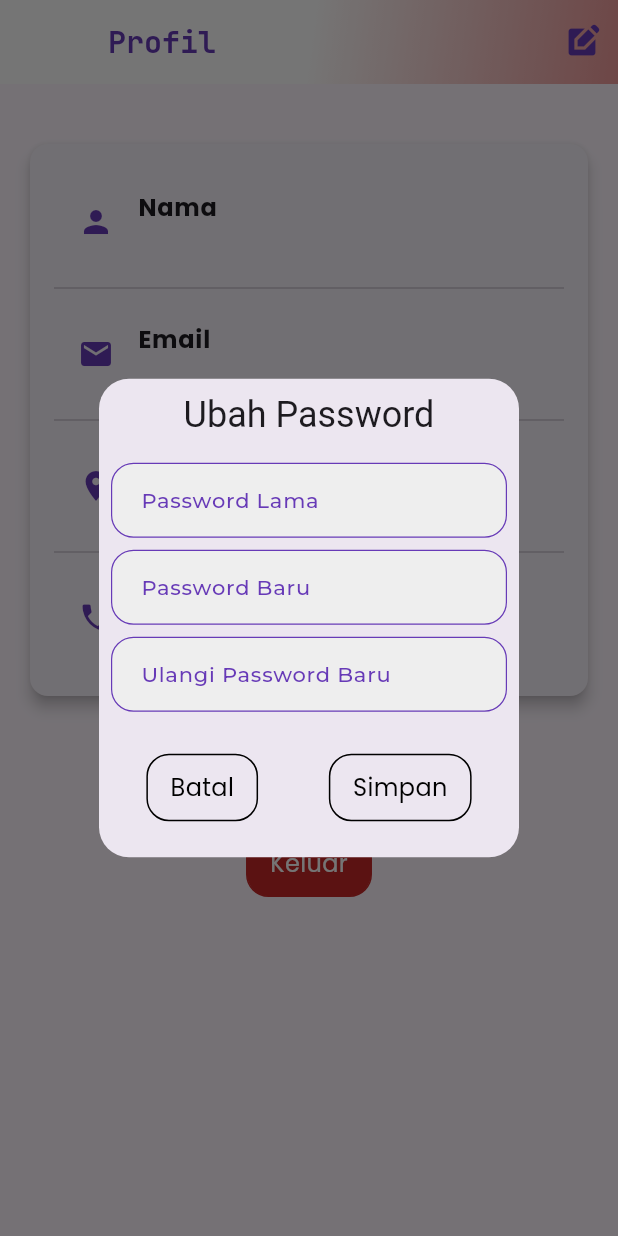
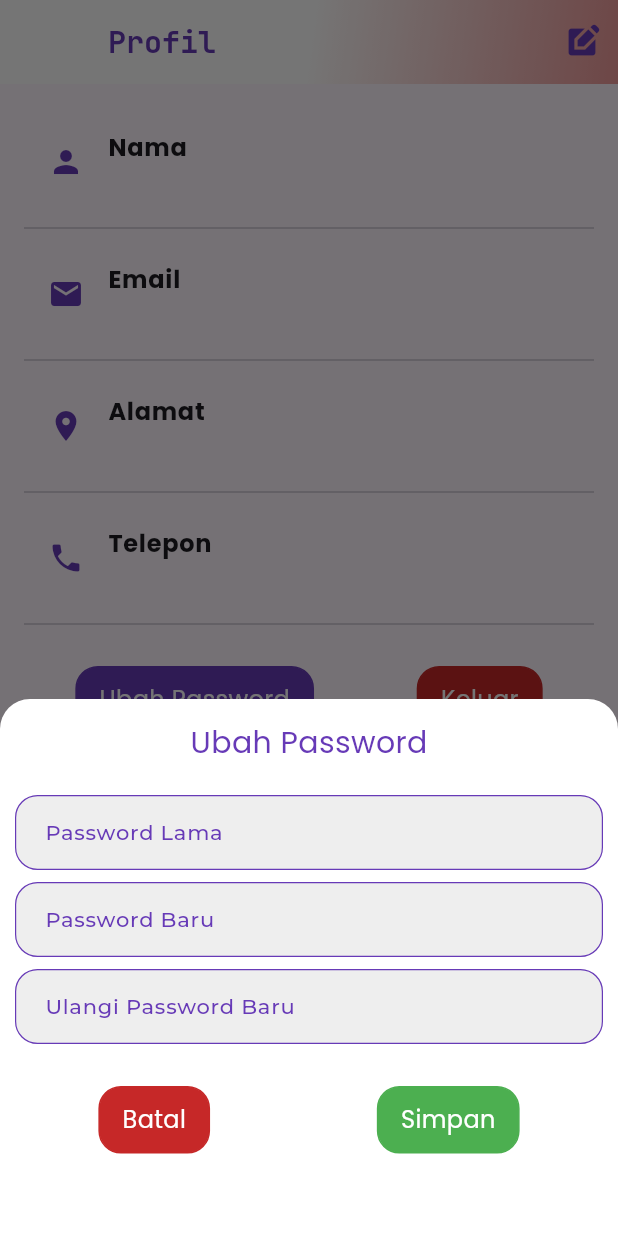
Before and after one commit to rrozian00/cashier, a Flutter app: the ProfileView screen opened by its route, after a tap on "Ubah Password", on a phone screen of 412 x 824 dp. Run offline on Flutter 3.47's test engine with Material 3 defaults, Android fonts, the light colour scheme and no system bars; our stand-ins replace cloud_firestore, firebase_auth, firebase_core, get, google_fonts, google_nav_bar and 2 more; missing offline and left inert: esc_pos_utils_plus, mobile_scanner, print_bluetooth_thermal; accounts and stored records are empty; statements that could not run were skipped.

Commit message:
profil oke

```diff
--- a/lib/core/widgets/my_text_field.dart
+++ b/lib/core/widgets/my_text_field.dart
@@ -41,7 +41,11 @@ class MyTextField extends StatelessWidget {
 
   @override
   Widget build(BuildContext context) {
-    final textEditingController = TextEditingController(text: controller.value);
+    final textController = TextEditingController(text: controller.value);
+
+    // Sync awal saja
+    textController.selection =
+        TextSelection.collapsed(offset: controller.value.length);
 
     return Container(
       margin: const EdgeInsets.only(bottom: 8),
@@ -49,19 +53,22 @@ class MyTextField extends StatelessWidget {
         crossAxisAlignment: CrossAxisAlignment.start,
         children: [
           Obx(() {
-            // ✅ Perbaikan: Menjaga posisi kursor
-            final cursorPosition = textEditingController.selection.baseOffset;
-            textEditingController.value = TextEditingValue(
-              text: controller.value,
-              selection: TextSelection.collapsed(
-                  offset: cursorPosition > controller.value.length
+            // Update textController tanpa bikin baru
+            if (textController.text != controller.value) {
+              final cursorPos = textController.selection.baseOffset;
+              textController.value = TextEditingValue(
+                text: controller.value,
+                selection: TextSelection.collapsed(
+                  offset: cursorPos > controller.value.length
                       ? controller.value.length
-                      : cursorPosition),
-            );
+                      : cursorPos,
+                ),
+              );
+            }
 
             return TextField(
               style: const TextStyle(fontSize: 14, color: Colors.black),
-              controller: textEditingController,
+              controller: textController,
               maxLength: max,
               maxLines: maxLines,
               obscureText: obscure,
@@ -71,8 +78,8 @@ class MyTextField extends StatelessWidget {
               readOnly: readOnly,
               onChanged: (value) => controller.value = value,
               decoration: InputDecoration(
-                suffix: suffixWidget,
-                suffixIcon: suffixIcon,
+                suffixIcon: suffixWidget ?? suffixIcon,
+                suffixText: suffix,
                 labelText: label,
                 labelStyle: GoogleFonts.montserrat(
                   fontSize: 14,
@@ -80,10 +87,7 @@ class MyTextField extends StatelessWidget {
                   fontWeight: FontWeight.w500,
                 ),
                 hintText: hint,
-                suffixText: suffix,
                 filled: filled,
-
-                // floatingLabelStyle: TextStyle(fontSize: 12),
                 fillColor: fill ?? Colors.grey.shade200,
                 contentPadding:
                     const EdgeInsets.symmetric(vertical: 14, horizontal: 16),
--- a/lib/features/order/views/order_view.dart
+++ b/lib/features/order/views/order_view.dart
@@ -48,7 +48,7 @@ class TransaksiView extends GetView<OrderController> {
         children: [
           // Keranjang Belanja
           Expanded(
-            flex: 10,
+            flex: 4,
             child: Obx(() {
               if (controller.cart.isEmpty) {
                 return Center(
--- a/lib/features/store/views/store_view.dart
+++ b/lib/features/store/views/store_view.dart
@@ -37,6 +37,7 @@ class StoreView extends GetView<StoreController> {
             padding: const EdgeInsets.all(8.0),
             child: Padding(
               padding: const EdgeInsets.all(8.0),
+              child: SingleChildScrollView(
                 child: Column(
                   children: [
                     Row(
@@ -65,6 +66,7 @@ class StoreView extends GetView<StoreController> {
                         subtitle: controller.storePhone.value,
                         title: "No HP Toko"),
                   ],
+                ),
               ),
             ),
           );
--- a/lib/features/user/controllers/profile_controller.dart
+++ b/lib/features/user/controllers/profile_controller.dart
@@ -1,5 +1,3 @@
-import 'package:cashier/core/widgets/my_alert_dialog.dart';
-import 'package:cashier/features/user/models/user_model.dart';
 import 'package:cloud_firestore/cloud_firestore.dart';
 import 'package:firebase_auth/firebase_auth.dart';
 import 'package:flutter/material.dart';
@@ -7,15 +5,15 @@ import 'package:get/get.dart';
 
 import 'package:cashier/core/utils/get_user_data.dart';
 import 'package:cashier/core/widgets/my_elevated.dart';
-import 'package:cashier/core/widgets/my_text_field.dart';
 import 'package:cashier/features/bottom_navigation_bar/controllers/bottom_controller.dart';
 import 'package:cashier/features/expense/controllers/expense_controller.dart';
 import 'package:cashier/features/order/controllers/order_controller.dart';
+import 'package:cashier/features/user/models/user_model.dart';
 import 'package:cashier/routes/app_pages.dart';
 
 class ProfileController extends GetxController {
-  final FirebaseAuth _auth = FirebaseAuth.instance;
-  final FirebaseFirestore _db = FirebaseFirestore.instance;
+  final FirebaseAuth auth = FirebaseAuth.instance;
+  final FirebaseFirestore firestore = FirebaseFirestore.instance;
 
   var userData = Rxn<UserModel>();
 
@@ -31,16 +29,16 @@ class ProfileController extends GetxController {
   final reNewPass = ''.obs;
 
   // 🔹 Ambil data user dari Firestore
-  void fetchUserProfile() async {
+  Future<void> fetchUserProfile() async {
+    debugPrint("Fetchuserprofile dipanggil");
+
     userData.value = await getUserData();
     if (userData.value == null) return;
-
-    final doc = await getUserData();
-    debugPrint(doc?.name);
+    debugPrint("setelah fetch,isi userdata:${userData.value?.name}");
   }
 
-  void getOwner() async {
-    userData.value = await getUserData();
+  Future<void> getOwner() async {
+    // userData.value = await getUserData();
 
     debugPrint("getowner dipanggil");
 
@@ -51,45 +49,6 @@ class ProfileController extends GetxController {
       isOwner.value = false;
     }
     debugPrint("isOwner on Profile:$isOwner");
-  }
-
-  void editProfile() async {
-    Get.dialog(MyAlertDialog(
-        onConfirm: () async {
-          if (userData.value == null) {
-            Get.snackbar("Error", "Data user tidak ditemukan!");
-            return;
-          }
-
-          final idUser = userData.value?.id;
-
-          try {
-            if (userData.value?.role == "owner") {
-              Get.until(
-                (route) => Get.currentRoute == Routes.profile,
-              );
-            } else {
-              Get.back();
-              Get.back();
-            }
-            isLoading.value = true;
-            // Buat salinan data user dengan data baru langsung dari input
-            final newData = userData.value?.copyWith(
-              name: name.value,
-              address: address.value,
-              phoneNumber: phone.value,
-            );
-
-            await _db.collection("users").doc(idUser).update(newData!.toMap());
-
-            Get.snackbar("Sukses", "Profil berhasil diperbarui.");
-          } catch (e) {
-            Get.snackbar("Error", "Gagal memperbarui profil: $e");
-          } finally {
-            isLoading.value = false;
-          }
-        },
-        contentText: "Anda yakin akan menyimpan data?"));
   }
 
   void showLogoutConfirm() {
@@ -122,9 +81,64 @@ class ProfileController extends GetxController {
   }
 
   // 🔹 Logout Pengguna
+  Future<void> showChangeDialog() async {
+    if (newPass.value.isEmpty) {
+      Get.snackbar("Error", "Password tidak boleh kosong!");
+      return;
+    } else if (newPass.value != reNewPass.value) {
+      Get.snackbar("Eror", "Ulangi password tidak cocok");
+      return;
+    } else if (newPass.value == oldPass.value) {
+      Get.snackbar("Eror", "Password baru tidak boleh sama dengan yang lama");
+      return;
+    }
+
+    try {
+      Get.back();
+      isLoading.value = true;
+      String email = auth.currentUser!.email!;
+
+      // Minta ulang password sebelum update
+      await auth.signInWithEmailAndPassword(
+        email: email,
+        password: oldPass.value, // Ubah dengan password lama
+      );
+
+      await auth.currentUser?.updatePassword(newPass.value);
+      Get.snackbar("Sukses", "Password berhasil diubah");
+      clearC();
+    } on FirebaseAuthException catch (e) {
+      if (e.code == 'invalid-credential') {
+        Get.snackbar("Error", "Passwor lama salah");
+        return;
+      } else if (e.code == 'too-many-requests') {
+        Get.snackbar(
+            "Error", "Terlalu banyak permintaan, Coba beberapa saat lagi");
+      }
+      debugPrint(e.code);
+      Get.snackbar("Error", "Gagal mengubah password");
+    } finally {
+      isLoading.value = false;
+      try {
+        await auth.signOut();
+
+        // Hapus semua instance controller yang tidak diperlukan
+        Get.delete<ExpenseController>();
+        Get.delete<OrderController>();
+        Get.delete<BottomController>();
+
+        Get.offAllNamed(Routes.LOGIN); // Pindah ke halaman login
+
+        Get.snackbar("Sukses", "Berhasil logout!");
+      } catch (e) {
+        Get.snackbar("Error", "Gagal logout: ${e.toString()}");
+      }
+    }
+  }
+
   Future<void> logout() async {
     try {
-      await _auth.signOut();
+      await auth.signOut();
 
       // Hapus semua instance controller yang tidak diperlukan
       Get.delete<ExpenseController>();
@@ -139,101 +153,22 @@ class ProfileController extends GetxController {
     }
   }
 
-  // 🔹 Ubah Password dengan Re-authentication
-  void changePassword() {
-    Get.defaultDialog(
-      title: "Ubah Password",
-      content: Column(
-        children: [
-          MyTextField(
-            label: "Password Lama",
-            controller: oldPass,
-            obscure: true,
-          ),
-          MyTextField(
-            label: "Password Baru",
-            controller: newPass,
-            obscure: true,
-          ),
-          MyTextField(
-            label: "Ulangi Password Baru",
-            controller: reNewPass,
-            obscure: true,
-          ),
-          SizedBox(
-            height: 20,
-          ),
-          Row(
-            mainAxisAlignment: MainAxisAlignment.spaceAround,
-            children: [
-              myElevated(
-                text: "Batal",
-                onPress: () {
-                  Get.back();
-                  clearC();
-                },
-              ),
-              myElevated(
-                text: "Simpan",
-                onPress: () async {
-                  if (newPass.value.isEmpty) {
-                    Get.snackbar("Error", "Password tidak boleh kosong!");
-                    return;
-                  } else if (newPass.value != newPass.value) {
-                    Get.snackbar("Eror", "Password baru tidak sama");
-                    return;
-                  } else if (newPass.value == oldPass.value) {
-                    Get.snackbar("Eror",
-                        "Password baru tidak boleh sama dengan yang lama");
-                    return;
-                  }
-
-                  try {
-                    Get.back();
-                    isLoading.value = true;
-                    String email = _auth.currentUser!.email!;
-
-                    // 🔹 Minta ulang password sebelum update
-                    await _auth.signInWithEmailAndPassword(
-                      email: email,
-                      password: oldPass.value, // Ubah dengan password lama
-                    );
-
-                    await _auth.currentUser?.updatePassword(newPass.value);
-                    Get.snackbar("Sukses", "Password berhasil diubah");
-                    clearC();
-                  } on FirebaseAuthException catch (e) {
-                    if (e.code == 'invalid-credential') {
-                      Get.snackbar("Error", "Passwor lama salah");
-                      return;
-                    } else if (e.code == 'too-many-requests') {
-                      Get.snackbar("Error",
-                          "Terlalu banyak permintaan, Coba beberapa saat lagi");
-                    }
-                    debugPrint(e.code);
-                    Get.snackbar("Error", "Gagal mengubah password");
-                  } finally {
-                    isLoading.value = false;
-                  }
-                },
-              ),
-            ],
-          )
-        ],
-      ),
-    );
-  }
-
   void clearC() {
     oldPass.value = '';
     newPass.value = '';
     reNewPass.value = '';
   }
 
+  void clearField() {
+    name.value = '';
+    address.value = '';
+    phone.value = '';
+  }
+
   @override
-  void onInit() {
-    super.onInit();
-    fetchUserProfile();
-    getOwner();
+  void onReady() async {
+    super.onReady();
+    await fetchUserProfile();
+    await getOwner();
   }
 }
--- /dev/null
+++ b/lib/features/user/views/change_password.dart
@@ -0,0 +1,66 @@
+import 'package:cashier/core/theme/colors.dart';
+import 'package:cashier/core/widgets/my_elevated.dart';
+import 'package:cashier/core/widgets/my_text_field.dart';
+import 'package:cashier/features/user/controllers/profile_controller.dart';
+import 'package:firebase_auth/firebase_auth.dart';
+import 'package:flutter/material.dart';
+import 'package:get/get.dart';
+import 'package:google_fonts/google_fonts.dart';
+
+class ChangePassword extends GetView<ProfileController> {
+  const ChangePassword({super.key});
+
+  @override
+  Widget build(BuildContext context) {
+    return Padding(
+      padding: const EdgeInsets.symmetric(horizontal: 10.0, vertical: 15),
+      child: SingleChildScrollView(
+        child: Column(
+          mainAxisSize: MainAxisSize.min,
+          children: [
+            Text(
+              "Ubah Password",
+              style: GoogleFonts.poppins(fontSize: 20, color: purple),
+            ),
+            SizedBox(height: 20),
+            MyTextField(
+              label: "Password Lama",
+              controller: controller.oldPass,
+              obscure: true,
+            ),
+            MyTextField(
+              label: "Password Baru",
+              controller: controller.newPass,
+              obscure: true,
+            ),
+            MyTextField(
+              label: "Ulangi Password Baru",
+              controller: controller.reNewPass,
+              obscure: true,
+            ),
+            SizedBox(height: 20),
+            Row(
+              mainAxisAlignment: MainAxisAlignment.spaceAround,
+              children: [
+                myRedElevated(
+                  text: "Batal",
+                  onPress: () async {
+                    Get.back();
+                    controller.clearC();
+                  },
+                ),
+                myGreenElevated(
+                  text: "Simpan",
+                  onPress: () async {
+                    controller.showChangeDialog();
+                  },
+                ),
+              ],
+            ),
+            SizedBox(height: 40),
+          ],
+        ),
+      ),
+    );
+  }
+}
--- a/lib/features/user/views/profile_view.dart
+++ b/lib/features/user/views/profile_view.dart
@@ -1,5 +1,7 @@
 import 'package:cashier/core/theme/colors.dart';
 import 'package:cashier/core/widgets/my_elevated.dart';
+import 'package:cashier/features/user/views/change_password.dart';
+import 'package:cashier/features/user/views/edit_profile_view.dart';
 import 'package:cashier/routes/app_pages.dart';
 import 'package:flutter/material.dart';
 import 'package:get/get.dart';
@@ -29,7 +31,13 @@ class ProfileView extends GetView<ProfileController> {
         actions: [
           IconButton(
               onPressed: () {
-                Get.toNamed(Routes.editProfile);
+                Get.bottomSheet(
+                    backgroundColor: white,
+                    isScrollControlled: true,
+                    shape: RoundedRectangleBorder(
+                        borderRadius:
+                            BorderRadius.vertical(top: Radius.circular(20))),
+                    EditProfileView());
               },
               icon: Icon(
                 Icons.edit_square,
@@ -37,34 +45,11 @@ class ProfileView extends GetView<ProfileController> {
               ))
         ],
       ),
-      body: SingleChildScrollView(
-          padding: const EdgeInsets.all(16.0),
-          child: Obx(() => controller.isLoading.isFalse
-              ? Column(
-                  crossAxisAlignment: CrossAxisAlignment.center,
-                  children: [
-                    // Nama dan Role
-                    // Obx(() => Text(
-                    //       controller.userData.value?.name ?? '',
-                    //       style: GoogleFonts.poppins(
-                    //           fontSize: 22, fontWeight: FontWeight.bold),
-                    //     )),
-                    // Obx(() => Text(
-                    //       controller.userData.value?.role ?? '',
-                    //       style: GoogleFonts.poppins(
-                    //           fontSize: 18, color: Colors.grey),
-                    //     )),
-
-                    SizedBox(height: 20),
-
-                    // Informasi Pengguna dalam Card
-                    Card(
-                      shape: RoundedRectangleBorder(
-                          borderRadius: BorderRadius.circular(12)),
-                      elevation: 4,
-                      child: Padding(
+      body: Obx(() => controller.isLoading.isFalse
+          ? Padding(
               padding: const EdgeInsets.all(16),
-                        child: Obx(() => Column(
+              child: Obx(() => SingleChildScrollView(
+                    child: Column(
                       crossAxisAlignment: CrossAxisAlignment.start,
                       mainAxisAlignment: MainAxisAlignment.start,
                       children: [
@@ -77,34 +62,37 @@ class ProfileView extends GetView<ProfileController> {
                         _buildProfileItem(Icons.location_on, "Alamat",
                             controller.userData.value?.address ?? '-'),
                         Divider(),
-                                _buildProfileItem(
-                                    Icons.phone,
-                                    "Telepon",
-                                    controller.userData.value?.phoneNumber ??
-                                        '-'),
-                              ],
-                            )),
+                        _buildProfileItem(Icons.phone, "Telepon",
+                            controller.userData.value?.phoneNumber ?? '-'),
+                        Divider(),
+                        SizedBox(height: 20),
+                        Row(
+                          mainAxisAlignment: MainAxisAlignment.spaceAround,
+                          children: [
+                            myPurpleElevated(
+                              onPress: () => Get.bottomSheet(
+                                  backgroundColor: white,
+                                  isScrollControlled: true,
+                                  shape: RoundedRectangleBorder(
+                                    borderRadius: BorderRadius.vertical(
+                                        top: Radius.circular(20)),
                                   ),
-                    ),
-
-                    SizedBox(height: 20),
-
-                    // Tombol Aksi
-                    myPurpleElevated(
-                      onPress: () => controller.changePassword(),
+                                  ChangePassword()),
                               text: "Ubah Password",
                             ),
-                    SizedBox(height: 20),
-
                             myRedElevated(
                               onPress: () => controller.showLogoutConfirm(),
                               text: "Keluar",
                             ),
                           ],
+                        ),
+                      ],
+                    ),
+                  )),
             )
           : Center(
               child: CircularProgressIndicator(),
-                ))),
+            )),
     );
   }
 
```
Also changed, not shown: lib/features/user/views/edit_profile_view.dart (+64 -8 lines). Lines whose indentation alone changed are shown as unchanged.
